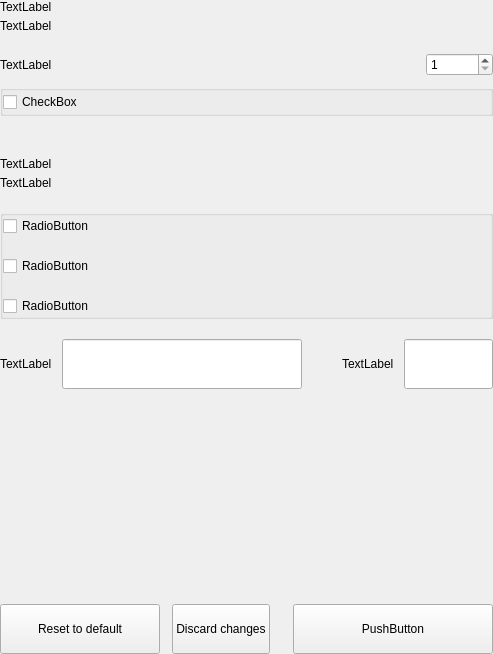
First picture: the form in src/qt/vitae/settings/forms/settingswalletoptionswidget.ui, repository VitaeTeam/Vitae, before the edit.
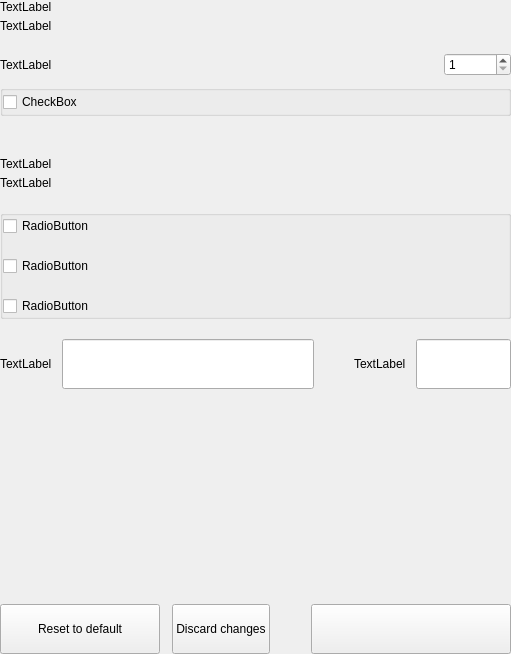
Second picture: the form after the edit.

Commit message:
[GUI] Remove every pushButton focus property.
This is because a linux-only issue in which the button gets highlighted in an invalid way.

Github-Pull: #1173
Rebased-From: abe763287063b576fdb7cf19f6d4c1032e3f4f13

```diff
--- a/src/qt/vitae/settings/forms/settingswalletoptionswidget.ui
+++ b/src/qt/vitae/settings/forms/settingswalletoptionswidget.ui
@@ -6,7 +6,7 @@
    <rect>
     <x>0</x>
     <y>0</y>
-    <width>493</width>
+    <width>511</width>
     <height>654</height>
    </rect>
   </property>
@@ -484,7 +484,7 @@
              </size>
             </property>
             <property name="text">
-             <string>PushButton</string>
+             <string/>
             </property>
            </widget>
           </item>
```
Left out of the diff: 9 changed lines with no effect on the pictures. The commit also changes 42 other files.
